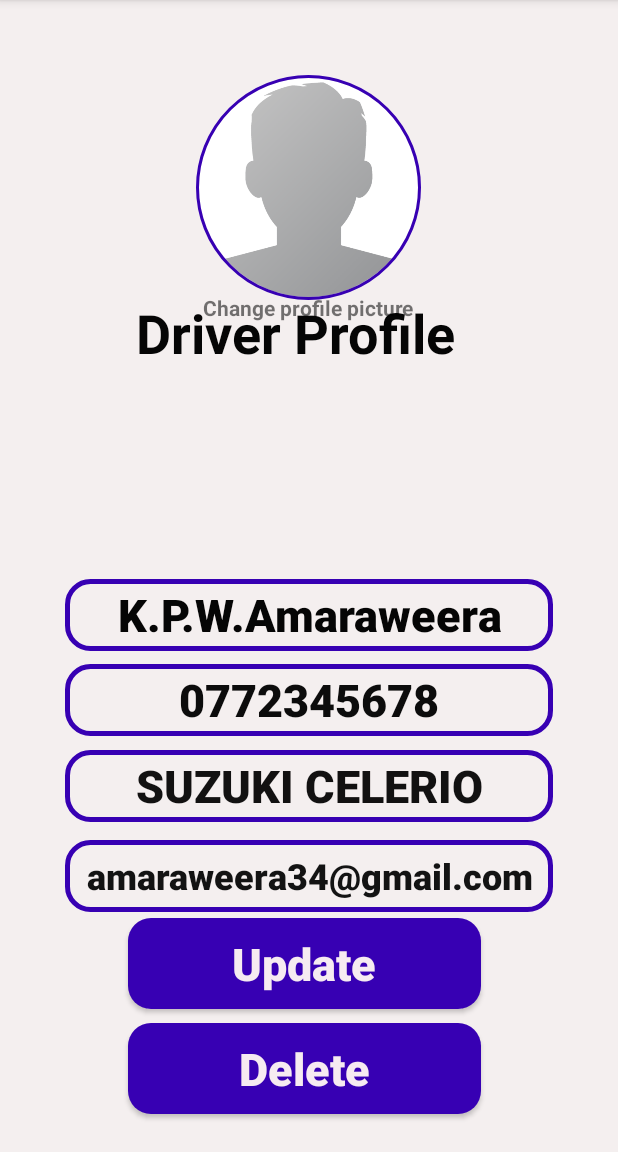
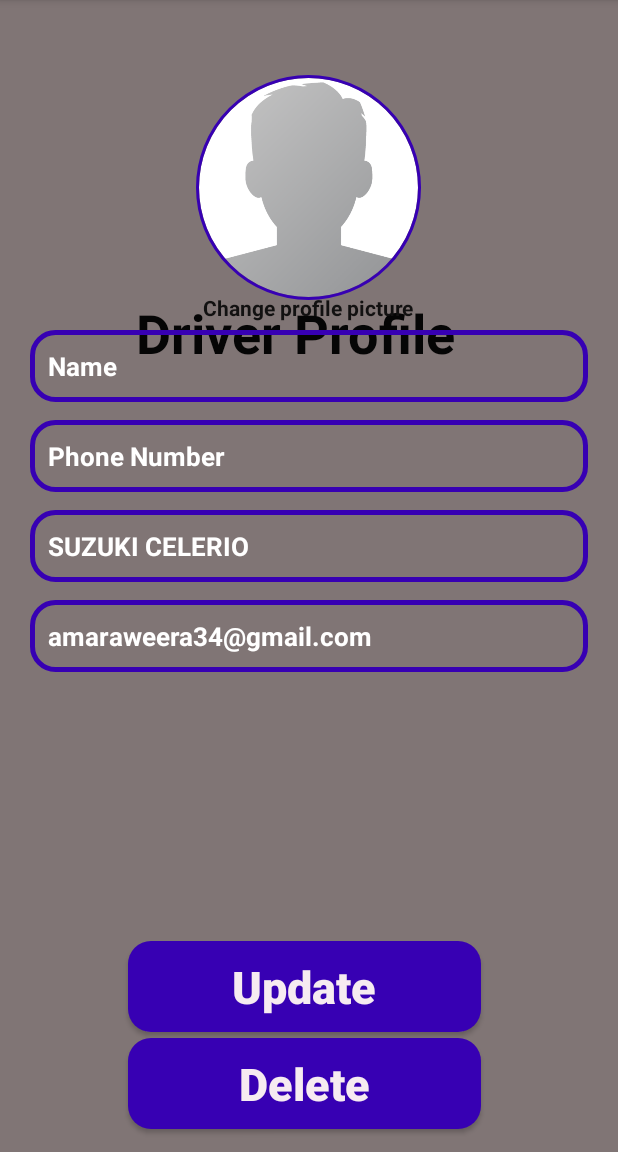
Before and after one commit to NavodyaPasqual/MAD-project-DogPaw, an Android app: the MainActivity3 screen opened directly, with no data from a screen before it, on a phone screen of 412 x 824 dp, the part 84-1236 px from its top. Run offline under Robolectric (Android 15) with nearby library versions, the phone set to English and light mode, and no system bars; our stand-ins replace CircleImageView.

Commit message:
update activities

```diff
--- a/app/src/main/res/layout/activity_main3.xml
+++ b/app/src/main/res/layout/activity_main3.xml
@@ -5,7 +5,7 @@
     xmlns:tools="http://schemas.android.com/tools"
     android:layout_width="match_parent"
     android:layout_height="match_parent"
-    android:background="#F4EFEF"
+    android:background="#807575"
     tools:context=".MainActivity3">
 
     <TextView
@@ -36,85 +36,78 @@
 
         tools:ignore="MissingClass,UnknownId" />
 
-    <Button
-        android:id="@+id/main_join_now_btn"
-        android:layout_width="325dp"
+    <EditText
+        android:id="@+id/kp_profile_name"
+        android:layout_width="match_parent"
         android:layout_height="wrap_content"
-        android:layout_alignParentBottom="true"
-        android:layout_centerInParent="true"
-        android:layout_marginStart="15dp"
-        android:layout_marginLeft="15dp"
-        android:layout_marginTop="35dp"
-        android:layout_marginEnd="15dp"
-        android:layout_marginRight="15dp"
-        android:layout_marginBottom="334dp"
+        android:layout_below="@+id/profile_image"
+        android:layout_marginLeft="20dp"
+        android:layout_marginTop="20dp"
+        android:layout_marginRight="20dp"
         android:background="@drawable/input_design"
-        android:padding="1dp"
-        android:text="@string/driver_register_name"
-        android:textAllCaps="false"
-        android:textColor="#050505"
-        android:textSize="30sp"
-        android:textStyle="bold"></Button>
+        android:hint="Name"
+        android:inputType="text"
+        android:padding="12dp"
+        android:textColor="@color/white"
+        android:textColorHint="@color/white"
+        android:textSize="17sp"
+        android:textStyle="bold"
+        tools:text="@string/driver_register_name" />
 
-    <Button
-        android:id="@+id/main_join_now1_btn"
-        android:layout_width="325dp"
+    <EditText
+        android:id="@+id/kp_regist_Phoneno"
+        android:layout_width="match_parent"
         android:layout_height="wrap_content"
-        android:layout_alignParentBottom="true"
-        android:layout_centerHorizontal="true"
-        android:layout_marginStart="15dp"
-        android:layout_marginLeft="15dp"
-        android:layout_marginTop="35dp"
-        android:layout_marginEnd="15dp"
-        android:layout_marginRight="15dp"
-        android:layout_marginBottom="277dp"
+        android:layout_below="@+id/profile_image"
+        android:layout_marginLeft="20dp"
+        android:layout_marginTop="80dp"
+        android:layout_marginRight="20dp"
         android:background="@drawable/input_design"
-        android:padding="1dp"
-        android:text="@string/driver_register_phoneno"
-        android:textAllCaps="false"
-        android:textColor="#0C0C0C"
-        android:textSize="30sp"
-        android:textStyle="bold"></Button>
+        android:hint="Phone Number"
+        android:inputType="text"
+        android:padding="12dp"
+        android:textColor="@color/white"
+        android:textColorHint="@color/white"
+        android:textSize="17sp"
+        android:textStyle="bold"
+        tools:text="@string/driver_register_phoneno" />
 
-    <Button
-        android:id="@+id/main_join_now2_btn"
-        android:layout_width="325dp"
+    <EditText
+        android:id="@+id/kp_register_vehicaltype"
+        android:layout_width="match_parent"
         android:layout_height="wrap_content"
-        android:layout_alignParentBottom="true"
-        android:layout_centerHorizontal="true"
-        android:layout_marginStart="15dp"
-        android:layout_marginLeft="15dp"
-        android:layout_marginTop="35dp"
-        android:layout_marginEnd="15dp"
-        android:layout_marginRight="15dp"
-        android:layout_marginBottom="220dp"
+        android:layout_below="@+id/profile_image"
+        android:layout_marginLeft="20dp"
+        android:layout_marginTop="140dp"
+        android:layout_marginRight="20dp"
         android:background="@drawable/input_design"
-        android:padding="1dp"
+        android:hint="Vehical Type"
+        android:inputType="text"
+        android:padding="12dp"
         android:text="@string/driver_register_vehicle_type"
-        android:textAllCaps="false"
-        android:textColor="#121111"
-        android:textSize="30sp"
-        android:textStyle="bold"></Button>
+        android:textColor="@color/white"
+        android:textColorHint="@color/white"
+        android:textSize="17sp"
+        android:textStyle="bold" />
 
-    <Button
-        android:id="@+id/main_join_now3_btn"
-        android:layout_width="325dp"
+    <EditText
+        android:id="@+id/kp_register_email"
+        android:layout_width="match_parent"
         android:layout_height="wrap_content"
-        android:layout_alignParentBottom="true"
-        android:layout_centerHorizontal="true"
-        android:layout_marginStart="15dp"
-        android:layout_marginLeft="15dp"
-        android:layout_marginTop="35dp"
-        android:layout_marginEnd="15dp"
-        android:layout_marginRight="15dp"
-        android:layout_marginBottom="160dp"
+        android:layout_below="@+id/profile_image"
+        android:layout_marginLeft="20dp"
+        android:layout_marginTop="200dp"
+        android:layout_marginRight="20dp"
         android:background="@drawable/input_design"
-        android:padding="1dp"
+        android:hint="Email"
+        android:inputType="text"
+        android:padding="12dp"
         android:text="@string/driver_register_email"
-        android:textAllCaps="false"
-        android:textColor="#131313"
-        android:textSize="24sp"
-        android:textStyle="bold"></Button>
+        android:textColor="@color/white"
+        android:textColorHint="@color/white"
+        android:textSize="17sp"
+        android:textStyle="bold" />
+
 
     <Button
         android:id="@+id/update_btn"
@@ -129,7 +122,7 @@
         android:layout_marginTop="20dp"
         android:layout_marginEnd="91dp"
         android:layout_marginRight="15dp"
-        android:layout_marginBottom="95dp"
+        android:layout_marginBottom="80dp"
         android:background="@drawable/buttons"
         android:padding="10dp"
         android:text="Update"
@@ -151,7 +144,7 @@
         android:layout_marginTop="20dp"
         android:layout_marginEnd="91dp"
         android:layout_marginRight="15dp"
-        android:layout_marginBottom="25dp"
+        android:layout_marginBottom="15dp"
         android:background="@drawable/buttons"
         android:padding="10dp"
         android:text="Delete"
@@ -168,6 +161,7 @@
         android:layout_centerHorizontal="true"
         android:layout_marginTop="195dp"
         android:text="Change profile picture"
+        android:textColor="#121111"
         android:textStyle="bold" />
 
 
--- a/app/src/main/res/values/colors.xml
+++ b/app/src/main/res/values/colors.xml
@@ -7,4 +7,5 @@
     <color name="darkGray">#6c6c6c</color>
     <color name="blue">#3700B3</color>
     <color name="purple">#6200EE</color>
+    <color name="black">#121111</color>
 </resources>
```
Also changed, not shown: app/src/main/AndroidManifest.xml (+4 -8 lines), app/src/main/res/layout/activity_main4.xml (+73 -86 lines), app/src/main/res/layout/activity_main5.xml (+32 -36 lines), app/src/main/res/layout/activity_maps3.xml (+44 -52 lines), app/src/main/res/layout/activity_maps4.xml (+33 -38 lines).
